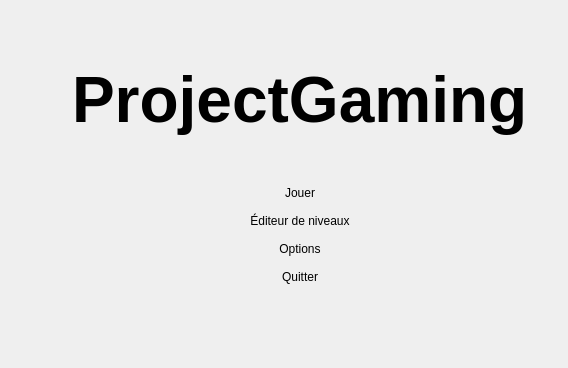
The window that Source/Elements/UI/MainMenu.ui (azertval/ProjectGaming) describes before a commit, drawn with Qt 5.
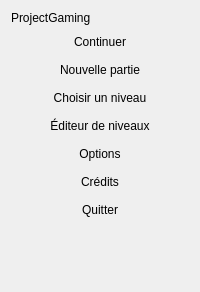
The same window after the commit. Custom widgets are drawn as their Qt base class.

Commit message: Rebase sur main + LOT-ANNEXE-04 -- Optimiseurs maison (SGD, Adam) (#102)

```diff
--- a/Source/Elements/UI/MainMenu.ui
+++ b/Source/Elements/UI/MainMenu.ui
@@ -3,53 +3,81 @@
  <class>MainMenu</class>
  <widget class="QWidget" name="MainMenu">
   <layout class="QVBoxLayout" name="verticalLayout">
-   <property name="leftMargin"><number>72</number></property>
-   <property name="topMargin"><number>64</number></property>
-   <property name="rightMargin"><number>40</number></property>
-   <property name="bottomMargin"><number>40</number></property>
+   <!-- Marges posees en code (MainMenu::MainMenu, LOT-56) depuis l'echelle d'espacement des
+        jetons, pas de nombre fige ici. -->
    <item>
     <widget class="QLabel" name="menuTitle">
-     <property name="font">
-      <font><pointsize>48</pointsize><bold>true</bold></font>
-     </property>
+     <!-- Taille/graisse posees par theme.qss (#MainMenu QLabel#menuTitle, LOT-56 TACHE-03), depuis
+          l'echelle typographique des jetons, pas de propriete de police figee ici. -->
      <property name="text"><string>ProjectGaming</string></property>
     </widget>
    </item>
    <item>
     <spacer name="titleSpacer">
      <property name="orientation"><enum>Qt::Vertical</enum></property>
-     <property name="sizeType"><enum>QSizePolicy::Fixed</enum></property>
-     <property name="sizeHint" stdset="0"><size><width>0</width><height>40</height></size></property>
+     <property name="sizeHint" stdset="0"><size><width>0</width><height>0</height></size></property>
     </spacer>
    </item>
    <item>
-    <widget class="QPushButton" name="playButton">
+    <widget class="hmi::PixelMenuButton" name="continueButton">
+     <!-- Grise sans progression (MainMenu::setContinueEnabled, LOT-59 TACHE-06) : pas de
+          "enabled" fige ici, l'etat depend de Progression::currentLevel a l'execution. -->
      <property name="cursor"><cursorShape>PointingHandCursor</cursorShape></property>
-     <property name="text"><string>Jouer</string></property>
+     <property name="text"><string>Continuer</string></property>
      <property name="flat"><bool>true</bool></property>
     </widget>
    </item>
    <item>
-    <widget class="QPushButton" name="editorButton">
+    <widget class="hmi::PixelMenuButton" name="newGameButton">
+     <property name="cursor"><cursorShape>PointingHandCursor</cursorShape></property>
+     <property name="text"><string>Nouvelle partie</string></property>
+     <property name="flat"><bool>true</bool></property>
+    </widget>
+   </item>
+   <item>
+    <widget class="hmi::PixelMenuButton" name="selectLevelButton">
+     <property name="cursor"><cursorShape>PointingHandCursor</cursorShape></property>
+     <property name="text"><string>Choisir un niveau</string></property>
+     <property name="flat"><bool>true</bool></property>
+    </widget>
+   </item>
+   <item>
+    <widget class="hmi::PixelMenuButton" name="editorButton">
      <property name="cursor"><cursorShape>PointingHandCursor</cursorShape></property>
      <property name="text"><string>Éditeur de niveaux</string></property>
      <property name="flat"><bool>true</bool></property>
     </widget>
    </item>
    <item>
-    <widget class="QPushButton" name="optionsButton">
+    <widget class="hmi::PixelMenuButton" name="optionsButton">
      <property name="cursor"><cursorShape>PointingHandCursor</cursorShape></property>
      <property name="text"><string>Options</string></property>
      <property name="flat"><bool>true</bool></property>
     </widget>
    </item>
    <item>
-    <widget class="QPushButton" name="quitButton">
+    <widget class="hmi::PixelMenuButton" name="creditsButton">
+     <property name="cursor"><cursorShape>PointingHandCursor</cursorShape></property>
+     <property name="text"><string>Crédits</string></property>
+     <property name="flat"><bool>true</bool></property>
+    </widget>
+   </item>
+   <item>
+    <widget class="hmi::PixelMenuButton" name="quitButton">
      <property name="cursor"><cursorShape>PointingHandCursor</cursorShape></property>
      <property name="text"><string>Quitter</string></property>
      <property name="flat"><bool>true</bool></property>
     </widget>
    </item>
+   <item>
+    <widget class="QLabel" name="hintsLabel">
+     <!-- Rappels de touches (LOT-68) : texte enrichi compose en code depuis les jetons
+          (hmi::keyHintText). Vide ici : retranslateUi le remplit. -->
+     <property name="text"><string/></property>
+     <property name="textFormat"><enum>Qt::RichText</enum></property>
+     <property name="alignment"><set>Qt::AlignLeft|Qt::AlignVCenter</set></property>
+    </widget>
+   </item>
    <item>
     <spacer name="bottomSpacer">
      <property name="orientation"><enum>Qt::Vertical</enum></property>
@@ -58,6 +86,13 @@
    </item>
   </layout>
  </widget>
+ <customwidgets>
+  <customwidget>
+   <class>hmi::PixelMenuButton</class>
+   <extends>QPushButton</extends>
+   <header>HMI/Interface/PixelMenuButton.h</header>
+  </customwidget>
+ </customwidgets>
  <resources/>
  <connections/>
 </ui>
```
The commit also changes 926 other files.
